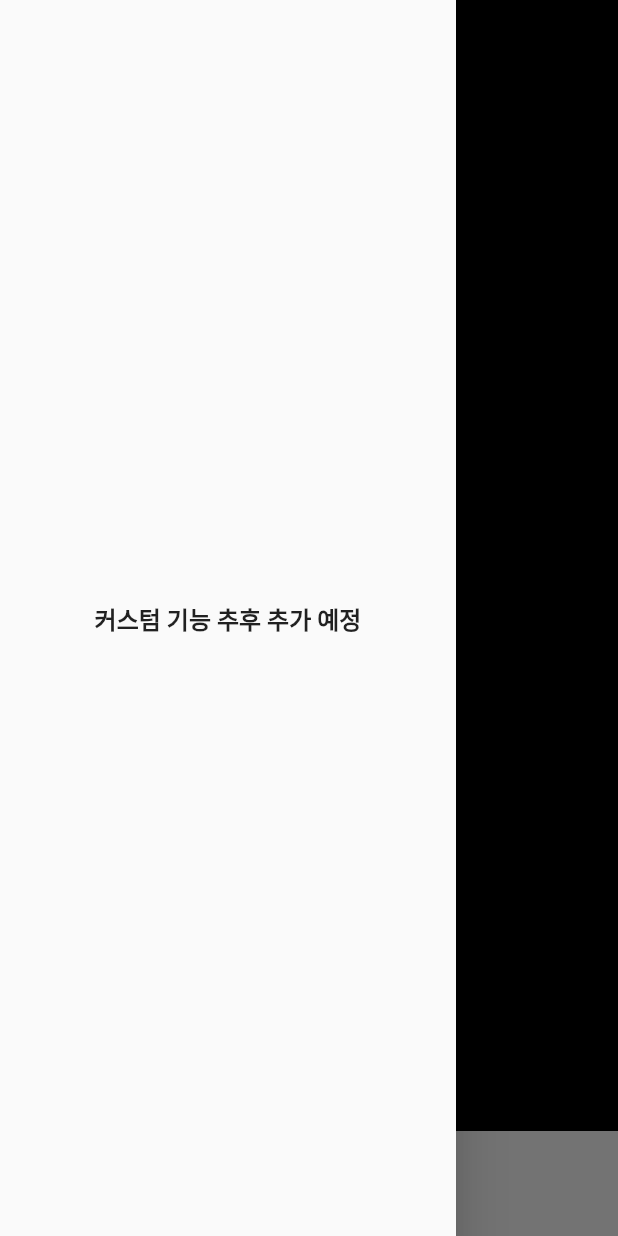
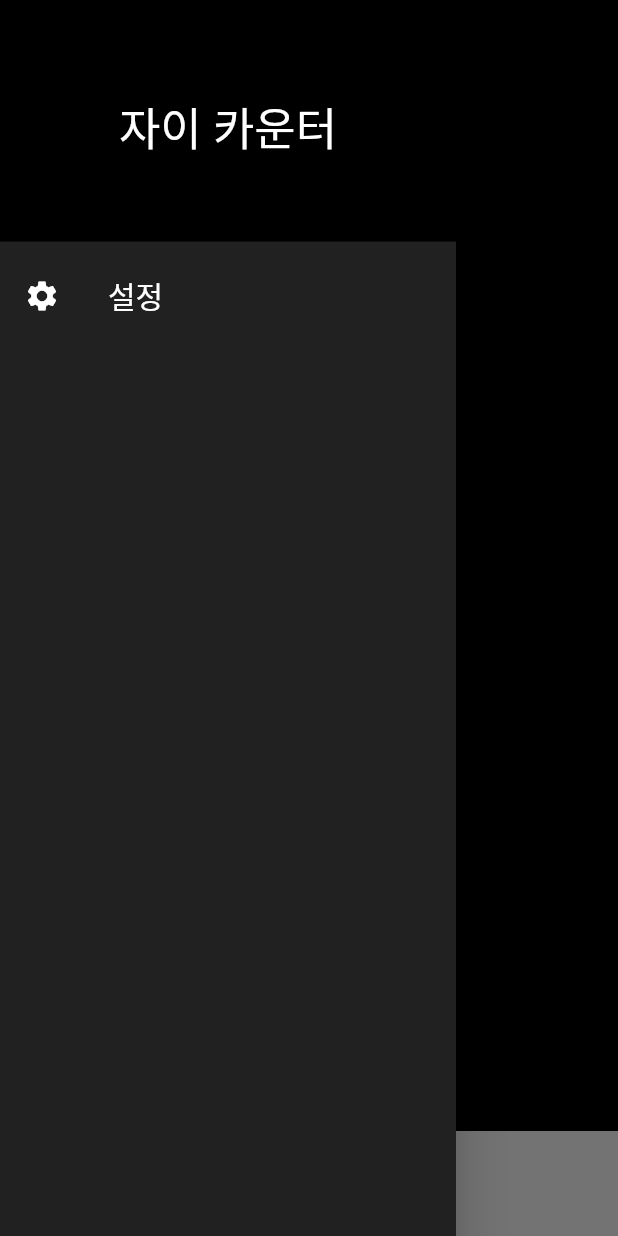
Before and after one commit to MinJa-e/jae_count, a Flutter app: the screen it shows after launch, with the side drawer open, on a phone screen of 412 x 824 dp. Run offline on Flutter 3.47's test engine with Material 2 defaults, Android fonts, the phone set to English and light mode, and no system bars.

Commit message:
drawer 메뉴 변경(설정 추가)

```diff
--- a/lib/main.dart
+++ b/lib/main.dart
@@ -40,12 +40,38 @@ class _MainState extends State<Main> {
               backgroundColor: Colors.transparent.withOpacity(1),
             ),
             drawer: Drawer(
-              child: Center(
-                child: Text("커스텀 기능 추후 추가 예정",
-                  style: TextStyle(
-                    fontSize: 16,
-                    fontWeight: FontWeight.bold,
+              child: Container(
+                color: Colors.grey[900],
+                // Column 추가
+                child: Column(
+                  children: [
+                  // Drawer 헤더 추가
+                  DrawerHeader(
+                  // 헤더 영역의 중앙에 '오늘 우주는' 이라는 텍스트 추가
+                  child: Center(
+                    child: Text(
+                    '자이 카운터',
+                    style: TextStyle(color: Colors.white, fontSize: 30),
+                    ),
                   ),
+                  // 헤더 영역 배경을 검정색 박스로 꾸밈
+                  decoration: BoxDecoration(color: Colors.black),
+                  ),
+                  // ListTile 을 추가 한다
+                  ListTile(
+                  // 가장 앞에 (leading) 별 모양의 아이콘을 추가한다.
+                    leading: Icon(Icons.settings, color: Colors.white),
+                    // 아이콘 뒤에 '앱 평가하기' 라는 텍스트를 추가한다.
+                    title: Text(
+                      '설정',
+                      style: TextStyle(color: Colors.white, fontSize: 20),
+                    ),
+                    // 클릭시 플레이스토어 실행 필요. (추후 추가 예정)
+                    onTap: () {
+
+                    },
+                  ),
+                  ],
                 ),
               ),
             ),
```
Also changed, not shown: 3 other files.
